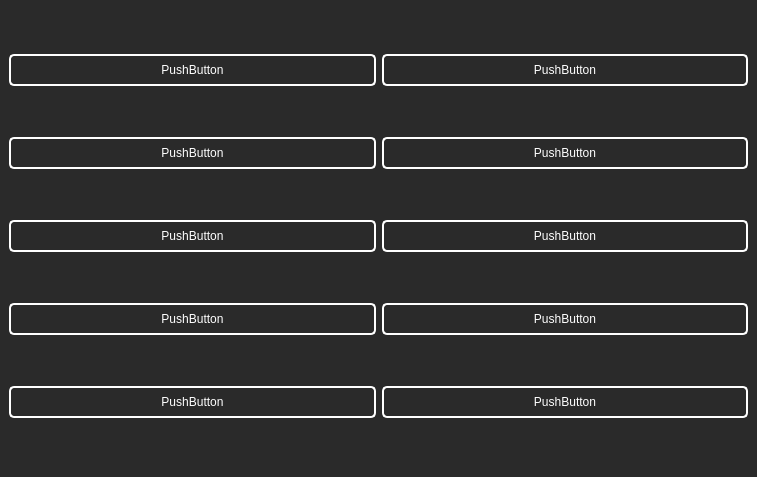
Old version of the form ui/form_overview.ui in the repository usfghost/Port.
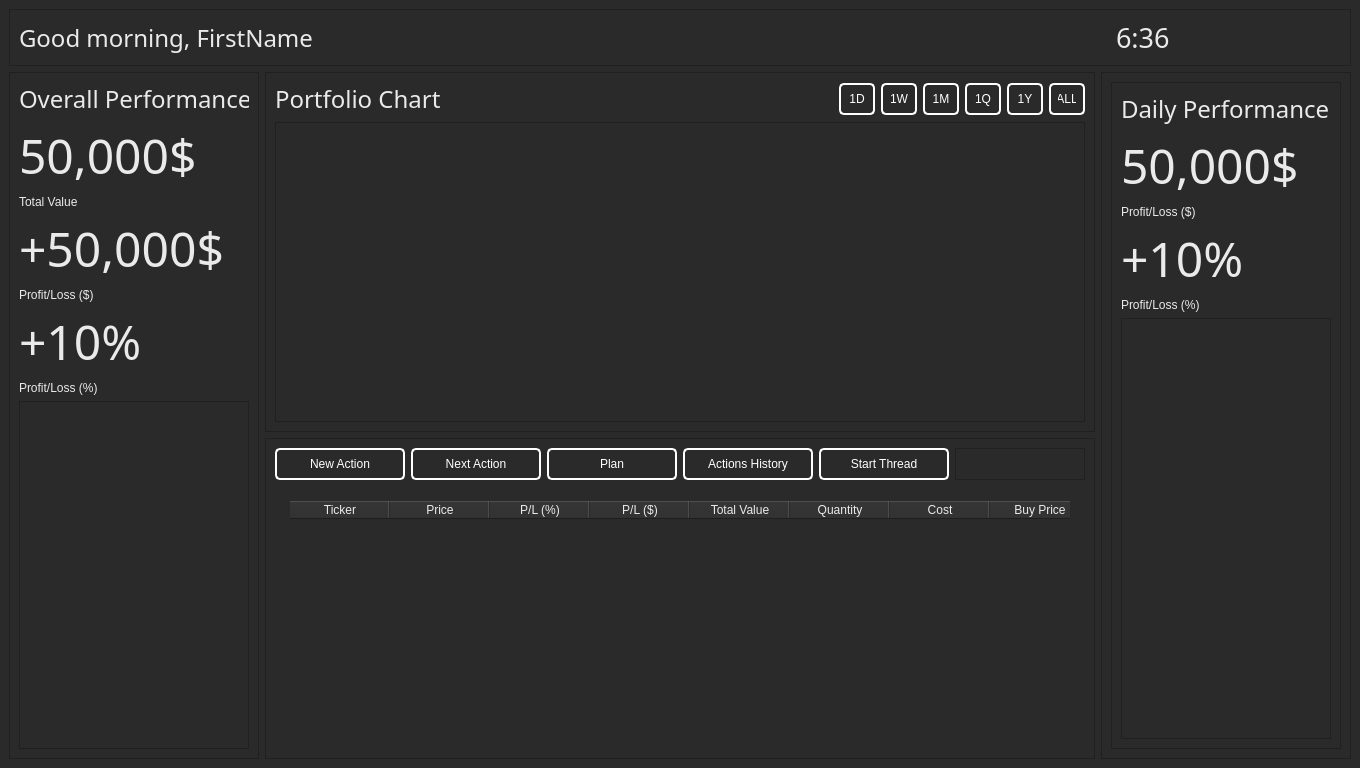
New version of the form.

Patch:
```diff
--- a/ui/form_overview.ui
+++ b/ui/form_overview.ui
@@ -6,15 +6,25 @@
    <rect>
     <x>0</x>
     <y>0</y>
-    <width>757</width>
-    <height>477</height>
+    <width>1360</width>
+    <height>768</height>
    </rect>
   </property>
+  <property name="minimumSize">
+   <size>
+    <width>1360</width>
+    <height>768</height>
+   </size>
+  </property>
   <property name="windowTitle">
    <string>Overview - Port</string>
   </property>
   <property name="styleSheet">
-   <string notr="true">QWidget {
+   <string notr="true">QTableWidget {
+	border: none;
+	padding: 15px;
+}
+QWidget {
 	background-color: rgb(42, 42, 42);
 	color: #EAEAEA;
 }
@@ -30,87 +40,760 @@
 }
 QPushButton:pressed{
 	background-color: silver;
-}</string>
+}
+
+</string>
   </property>
   <widget class="QWidget" name="centralwidget">
-   <layout class="QHBoxLayout" name="horizontalLayout">
-    <item>
-     <layout class="QVBoxLayout" name="verticalLayout">
-      <item>
-       <widget class="QPushButton" name="pushButton_2">
-        <property name="text">
-         <string>PushButton</string>
-        </property>
-       </widget>
-      </item>
-      <item>
-       <widget class="QPushButton" name="pushButton_5">
-        <property name="text">
-         <string>PushButton</string>
-        </property>
-       </widget>
-      </item>
-      <item>
-       <widget class="QPushButton" name="pushButton_3">
-        <property name="text">
-         <string>PushButton</string>
-        </property>
-       </widget>
-      </item>
-      <item>
-       <widget class="QPushButton" name="pushButton_4">
-        <property name="text">
-         <string>PushButton</string>
-        </property>
-       </widget>
-      </item>
-      <item>
-       <widget class="QPushButton" name="pushButton">
-        <property name="text">
-         <string>PushButton</string>
-        </property>
-       </widget>
-      </item>
-     </layout>
+   <layout class="QGridLayout" name="gridLayout">
+    <item row="1" column="0" rowspan="2">
+     <widget class="QFrame" name="frame">
+      <property name="sizePolicy">
+       <sizepolicy hsizetype="Fixed" vsizetype="Preferred">
+        <horstretch>0</horstretch>
+        <verstretch>0</verstretch>
+       </sizepolicy>
+      </property>
+      <property name="minimumSize">
+       <size>
+        <width>250</width>
+        <height>0</height>
+       </size>
+      </property>
+      <property name="styleSheet">
+       <string notr="true"/>
+      </property>
+      <property name="frameShape">
+       <enum>QFrame::StyledPanel</enum>
+      </property>
+      <property name="frameShadow">
+       <enum>QFrame::Raised</enum>
+      </property>
+      <layout class="QGridLayout" name="gridLayout_6">
+       <item row="5" column="0">
+        <widget class="QLabel" name="labelProfitLossPercent">
+         <property name="sizePolicy">
+          <sizepolicy hsizetype="Preferred" vsizetype="Maximum">
+           <horstretch>0</horstretch>
+           <verstretch>0</verstretch>
+          </sizepolicy>
+         </property>
+         <property name="font">
+          <font>
+           <family>Avenir Next</family>
+           <pointsize>36</pointsize>
+           <weight>50</weight>
+           <bold>false</bold>
+          </font>
+         </property>
+         <property name="text">
+          <string>+10%</string>
+         </property>
+        </widget>
+       </item>
+       <item row="6" column="0">
+        <widget class="QLabel" name="label_8">
+         <property name="sizePolicy">
+          <sizepolicy hsizetype="Preferred" vsizetype="Maximum">
+           <horstretch>0</horstretch>
+           <verstretch>0</verstretch>
+          </sizepolicy>
+         </property>
+         <property name="text">
+          <string>Profit/Loss (%)</string>
+         </property>
+        </widget>
+       </item>
+       <item row="2" column="0">
+        <widget class="QLabel" name="label_4">
+         <property name="sizePolicy">
+          <sizepolicy hsizetype="Preferred" vsizetype="Maximum">
+           <horstretch>0</horstretch>
+           <verstretch>0</verstretch>
+          </sizepolicy>
+         </property>
+         <property name="text">
+          <string>Total Value</string>
+         </property>
+        </widget>
+       </item>
+       <item row="1" column="0">
+        <widget class="QLabel" name="labelValueTotal">
+         <property name="sizePolicy">
+          <sizepolicy hsizetype="Preferred" vsizetype="Maximum">
+           <horstretch>0</horstretch>
+           <verstretch>0</verstretch>
+          </sizepolicy>
+         </property>
+         <property name="font">
+          <font>
+           <family>Avenir Next</family>
+           <pointsize>36</pointsize>
+           <weight>50</weight>
+           <bold>false</bold>
+          </font>
+         </property>
+         <property name="text">
+          <string>50,000$</string>
+         </property>
+        </widget>
+       </item>
+       <item row="0" column="0">
+        <widget class="QLabel" name="label_2">
+         <property name="sizePolicy">
+          <sizepolicy hsizetype="Preferred" vsizetype="Maximum">
+           <horstretch>0</horstretch>
+           <verstretch>0</verstretch>
+          </sizepolicy>
+         </property>
+         <property name="font">
+          <font>
+           <family>Avenir Next</family>
+           <pointsize>18</pointsize>
+          </font>
+         </property>
+         <property name="text">
+          <string>Overall Performance</string>
+         </property>
+        </widget>
+       </item>
+       <item row="3" column="0">
+        <widget class="QLabel" name="labelProfitLoss">
+         <property name="sizePolicy">
+          <sizepolicy hsizetype="Preferred" vsizetype="Maximum">
+           <horstretch>0</horstretch>
+           <verstretch>0</verstretch>
+          </sizepolicy>
+         </property>
+         <property name="font">
+          <font>
+           <family>Avenir Next</family>
+           <pointsize>36</pointsize>
+           <weight>50</weight>
+           <bold>false</bold>
+          </font>
+         </property>
+         <property name="text">
+          <string>+50,000$</string>
+         </property>
+        </widget>
+       </item>
+       <item row="4" column="0">
+        <widget class="QLabel" name="label_5">
+         <property name="sizePolicy">
+          <sizepolicy hsizetype="Preferred" vsizetype="Maximum">
+           <horstretch>0</horstretch>
+           <verstretch>0</verstretch>
+          </sizepolicy>
+         </property>
+         <property name="text">
+          <string>Profit/Loss ($)</string>
+         </property>
+        </widget>
+       </item>
+       <item row="7" column="0">
+        <widget class="QFrame" name="frame_10">
+         <property name="frameShape">
+          <enum>QFrame::StyledPanel</enum>
+         </property>
+         <property name="frameShadow">
+          <enum>QFrame::Raised</enum>
+         </property>
+        </widget>
+       </item>
+      </layout>
+     </widget>
     </item>
-    <item>
-     <layout class="QVBoxLayout" name="verticalLayout_2">
-      <item>
-       <widget class="QPushButton" name="pushButton_10">
-        <property name="text">
-         <string>PushButton</string>
-        </property>
-       </widget>
-      </item>
-      <item>
-       <widget class="QPushButton" name="pushButton_7">
-        <property name="text">
-         <string>PushButton</string>
-        </property>
-       </widget>
-      </item>
-      <item>
-       <widget class="QPushButton" name="pushButton_9">
-        <property name="text">
-         <string>PushButton</string>
-        </property>
-       </widget>
-      </item>
-      <item>
-       <widget class="QPushButton" name="pushButton_8">
-        <property name="text">
-         <string>PushButton</string>
-        </property>
-       </widget>
-      </item>
-      <item>
-       <widget class="QPushButton" name="pushButton_6">
-        <property name="text">
-         <string>PushButton</string>
-        </property>
-       </widget>
-      </item>
-     </layout>
+    <item row="2" column="1">
+     <widget class="QFrame" name="frame_5">
+      <property name="frameShape">
+       <enum>QFrame::StyledPanel</enum>
+      </property>
+      <property name="frameShadow">
+       <enum>QFrame::Raised</enum>
+      </property>
+      <layout class="QGridLayout" name="gridLayout_3">
+       <item row="0" column="2">
+        <widget class="QPushButton" name="pushButton_8">
+         <property name="maximumSize">
+          <size>
+           <width>150</width>
+           <height>16777215</height>
+          </size>
+         </property>
+         <property name="text">
+          <string>Plan</string>
+         </property>
+        </widget>
+       </item>
+       <item row="0" column="5">
+        <widget class="QFrame" name="frame_7">
+         <property name="frameShape">
+          <enum>QFrame::StyledPanel</enum>
+         </property>
+         <property name="frameShadow">
+          <enum>QFrame::Raised</enum>
+         </property>
+        </widget>
+       </item>
+       <item row="0" column="3">
+        <widget class="QPushButton" name="pushButton_7">
+         <property name="maximumSize">
+          <size>
+           <width>150</width>
+           <height>16777215</height>
+          </size>
+         </property>
+         <property name="text">
+          <string>Actions History</string>
+         </property>
+        </widget>
+       </item>
+       <item row="1" column="0" colspan="6">
+        <widget class="QTableWidget" name="tablePositions">
+         <property name="minimumSize">
+          <size>
+           <width>0</width>
+           <height>200</height>
+          </size>
+         </property>
+         <property name="styleSheet">
+          <string notr="true"/>
+         </property>
+         <property name="verticalScrollBarPolicy">
+          <enum>Qt::ScrollBarAlwaysOff</enum>
+         </property>
+         <property name="horizontalScrollBarPolicy">
+          <enum>Qt::ScrollBarAlwaysOff</enum>
+         </property>
+         <property name="sizeAdjustPolicy">
+          <enum>QAbstractScrollArea::AdjustToContents</enum>
+         </property>
+         <property name="alternatingRowColors">
+          <bool>false</bool>
+         </property>
+         <property name="selectionMode">
+          <enum>QAbstractItemView::SingleSelection</enum>
+         </property>
+         <property name="selectionBehavior">
+          <enum>QAbstractItemView::SelectRows</enum>
+         </property>
+         <property name="showGrid">
+          <bool>false</bool>
+         </property>
+         <attribute name="horizontalHeaderVisible">
+          <bool>true</bool>
+         </attribute>
+         <attribute name="horizontalHeaderCascadingSectionResizes">
+          <bool>true</bool>
+         </attribute>
+         <attribute name="horizontalHeaderHighlightSections">
+          <bool>false</bool>
+         </attribute>
+         <attribute name="verticalHeaderVisible">
+          <bool>false</bool>
+         </attribute>
+         <attribute name="verticalHeaderHighlightSections">
+          <bool>false</bool>
+         </attribute>
+         <column>
+          <property name="text">
+           <string>Ticker</string>
+          </property>
+         </column>
+         <column>
+          <property name="text">
+           <string>Price</string>
+          </property>
+         </column>
+         <column>
+          <property name="text">
+           <string>P/L (%)</string>
+          </property>
+         </column>
+         <column>
+          <property name="text">
+           <string>P/L ($)</string>
+          </property>
+         </column>
+         <column>
+          <property name="text">
+           <string>Total Value</string>
+          </property>
+         </column>
+         <column>
+          <property name="text">
+           <string>Quantity</string>
+          </property>
+         </column>
+         <column>
+          <property name="text">
+           <string>Cost</string>
+          </property>
+         </column>
+         <column>
+          <property name="text">
+           <string>Buy Price</string>
+          </property>
+         </column>
+        </widget>
+       </item>
+       <item row="0" column="1">
+        <widget class="QPushButton" name="pushButton_9">
+         <property name="maximumSize">
+          <size>
+           <width>150</width>
+           <height>16777215</height>
+          </size>
+         </property>
+         <property name="text">
+          <string>Next Action</string>
+         </property>
+        </widget>
+       </item>
+       <item row="0" column="0">
+        <widget class="QPushButton" name="pushButton_10">
+         <property name="maximumSize">
+          <size>
+           <width>150</width>
+           <height>16777215</height>
+          </size>
+         </property>
+         <property name="text">
+          <string>New Action</string>
+         </property>
+        </widget>
+       </item>
+       <item row="0" column="4">
+        <widget class="QPushButton" name="buttonStartThread">
+         <property name="maximumSize">
+          <size>
+           <width>150</width>
+           <height>16777215</height>
+          </size>
+         </property>
+         <property name="text">
+          <string>Start Thread</string>
+         </property>
+        </widget>
+       </item>
+      </layout>
+     </widget>
+    </item>
+    <item row="1" column="2" rowspan="2">
+     <widget class="QFrame" name="frame_3">
+      <property name="sizePolicy">
+       <sizepolicy hsizetype="Maximum" vsizetype="Preferred">
+        <horstretch>0</horstretch>
+        <verstretch>0</verstretch>
+       </sizepolicy>
+      </property>
+      <property name="minimumSize">
+       <size>
+        <width>250</width>
+        <height>0</height>
+       </size>
+      </property>
+      <property name="styleSheet">
+       <string notr="true"/>
+      </property>
+      <property name="frameShape">
+       <enum>QFrame::StyledPanel</enum>
+      </property>
+      <property name="frameShadow">
+       <enum>QFrame::Raised</enum>
+      </property>
+      <layout class="QGridLayout" name="gridLayout_5">
+       <item row="1" column="0">
+        <widget class="QFrame" name="frame_8">
+         <property name="frameShape">
+          <enum>QFrame::StyledPanel</enum>
+         </property>
+         <property name="frameShadow">
+          <enum>QFrame::Raised</enum>
+         </property>
+         <layout class="QGridLayout" name="gridLayout_7">
+          <item row="3" column="0">
+           <widget class="QLabel" name="labelProfitLossPercent_2">
+            <property name="sizePolicy">
+             <sizepolicy hsizetype="Preferred" vsizetype="Maximum">
+              <horstretch>0</horstretch>
+              <verstretch>0</verstretch>
+             </sizepolicy>
+            </property>
+            <property name="font">
+             <font>
+              <family>Avenir Next</family>
+              <pointsize>36</pointsize>
+              <weight>50</weight>
+              <bold>false</bold>
+             </font>
+            </property>
+            <property name="text">
+             <string>+10%</string>
+            </property>
+           </widget>
+          </item>
+          <item row="2" column="0">
+           <widget class="QLabel" name="label_7">
+            <property name="sizePolicy">
+             <sizepolicy hsizetype="Preferred" vsizetype="Maximum">
+              <horstretch>0</horstretch>
+              <verstretch>0</verstretch>
+             </sizepolicy>
+            </property>
+            <property name="text">
+             <string>Profit/Loss ($)</string>
+            </property>
+           </widget>
+          </item>
+          <item row="4" column="0">
+           <widget class="QLabel" name="label_9">
+            <property name="sizePolicy">
+             <sizepolicy hsizetype="Preferred" vsizetype="Maximum">
+              <horstretch>0</horstretch>
+              <verstretch>0</verstretch>
+             </sizepolicy>
+            </property>
+            <property name="text">
+             <string>Profit/Loss (%)</string>
+            </property>
+           </widget>
+          </item>
+          <item row="0" column="0">
+           <widget class="QLabel" name="label_6">
+            <property name="sizePolicy">
+             <sizepolicy hsizetype="Preferred" vsizetype="Maximum">
+              <horstretch>0</horstretch>
+              <verstretch>0</verstretch>
+             </sizepolicy>
+            </property>
+            <property name="font">
+             <font>
+              <family>Avenir Next</family>
+              <pointsize>18</pointsize>
+             </font>
+            </property>
+            <property name="text">
+             <string>Daily Performance</string>
+            </property>
+           </widget>
+          </item>
+          <item row="1" column="0">
+           <widget class="QLabel" name="labelValueTotal_3">
+            <property name="sizePolicy">
+             <sizepolicy hsizetype="Preferred" vsizetype="Maximum">
+              <horstretch>0</horstretch>
+              <verstretch>0</verstretch>
+             </sizepolicy>
+            </property>
+            <property name="font">
+             <font>
+              <family>Avenir Next</family>
+              <pointsize>36</pointsize>
+              <weight>50</weight>
+              <bold>false</bold>
+             </font>
+            </property>
+            <property name="text">
+             <string>50,000$</string>
+            </property>
+           </widget>
+          </item>
+          <item row="5" column="0">
+           <widget class="QFrame" name="frame_11">
+            <property name="frameShape">
+             <enum>QFrame::StyledPanel</enum>
+            </property>
+            <property name="frameShadow">
+             <enum>QFrame::Raised</enum>
+            </property>
+           </widget>
+          </item>
+         </layout>
+        </widget>
+       </item>
+      </layout>
+     </widget>
+    </item>
+    <item row="1" column="1">
+     <widget class="QFrame" name="frame_2">
+      <property name="sizePolicy">
+       <sizepolicy hsizetype="Preferred" vsizetype="Expanding">
+        <horstretch>0</horstretch>
+        <verstretch>0</verstretch>
+       </sizepolicy>
+      </property>
+      <property name="minimumSize">
+       <size>
+        <width>600</width>
+        <height>360</height>
+       </size>
+      </property>
+      <property name="styleSheet">
+       <string notr="true"/>
+      </property>
+      <property name="frameShape">
+       <enum>QFrame::StyledPanel</enum>
+      </property>
+      <property name="frameShadow">
+       <enum>QFrame::Raised</enum>
+      </property>
+      <layout class="QGridLayout" name="gridLayout_2">
+       <item row="0" column="3">
+        <widget class="QPushButton" name="pushButton_3">
+         <property name="sizePolicy">
+          <sizepolicy hsizetype="Fixed" vsizetype="Fixed">
+           <horstretch>0</horstretch>
+           <verstretch>0</verstretch>
+          </sizepolicy>
+         </property>
+         <property name="minimumSize">
+          <size>
+           <width>0</width>
+           <height>0</height>
+          </size>
+         </property>
+         <property name="maximumSize">
+          <size>
+           <width>36</width>
+           <height>16777215</height>
+          </size>
+         </property>
+         <property name="text">
+          <string>1M</string>
+         </property>
+        </widget>
+       </item>
+       <item row="0" column="4">
+        <widget class="QPushButton" name="pushButton_4">
+         <property name="sizePolicy">
+          <sizepolicy hsizetype="Fixed" vsizetype="Fixed">
+           <horstretch>0</horstretch>
+           <verstretch>0</verstretch>
+          </sizepolicy>
+         </property>
+         <property name="minimumSize">
+          <size>
+           <width>0</width>
+           <height>0</height>
+          </size>
+         </property>
+         <property name="maximumSize">
+          <size>
+           <width>36</width>
+           <height>16777215</height>
+          </size>
+         </property>
+         <property name="text">
+          <string>1Q</string>
+         </property>
+        </widget>
+       </item>
+       <item row="0" column="0">
+        <widget class="QLabel" name="label_3">
+         <property name="sizePolicy">
+          <sizepolicy hsizetype="Preferred" vsizetype="Maximum">
+           <horstretch>0</horstretch>
+           <verstretch>0</verstretch>
+          </sizepolicy>
+         </property>
+         <property name="font">
+          <font>
+           <family>Avenir Next</family>
+           <pointsize>18</pointsize>
+          </font>
+         </property>
+         <property name="text">
+          <string>Portfolio Chart</string>
+         </property>
+        </widget>
+       </item>
+       <item row="0" column="5">
+        <widget class="QPushButton" name="pushButton_5">
+         <property name="sizePolicy">
+          <sizepolicy hsizetype="Fixed" vsizetype="Fixed">
+           <horstretch>0</horstretch>
+           <verstretch>0</verstretch>
+          </sizepolicy>
+         </property>
+         <property name="minimumSize">
+          <size>
+           <width>0</width>
+           <height>0</height>
+          </size>
+         </property>
+         <property name="maximumSize">
+          <size>
+           <width>36</width>
+           <height>16777215</height>
+          </size>
+         </property>
+         <property name="text">
+          <string>1Y</string>
+         </property>
+        </widget>
+       </item>
+       <item row="0" column="6">
+        <widget class="QPushButton" name="pushButton_6">
+         <property name="sizePolicy">
+          <sizepolicy hsizetype="Fixed" vsizetype="Fixed">
+           <horstretch>0</horstretch>
+           <verstretch>0</verstretch>
+          </sizepolicy>
+         </property>
+         <property name="minimumSize">
+          <size>
+           <width>0</width>
+           <height>0</height>
+          </size>
+         </property>
+         <property name="maximumSize">
+          <size>
+           <width>36</width>
+           <height>16777215</height>
+          </size>
+         </property>
+         <property name="text">
+          <string>ALL</string>
+         </property>
+        </widget>
+       </item>
+       <item row="0" column="1">
+        <widget class="QPushButton" name="pushButton">
+         <property name="sizePolicy">
+          <sizepolicy hsizetype="Fixed" vsizetype="Fixed">
+           <horstretch>0</horstretch>
+           <verstretch>0</verstretch>
+          </sizepolicy>
+         </property>
+         <property name="minimumSize">
+          <size>
+           <width>0</width>
+           <height>0</height>
+          </size>
+         </property>
+         <property name="maximumSize">
+          <size>
+           <width>36</width>
+           <height>16777215</height>
+          </size>
+         </property>
+         <property name="text">
+          <string>1D</string>
+         </property>
+        </widget>
+       </item>
+       <item row="0" column="2">
+        <widget class="QPushButton" name="pushButton_2">
+         <property name="sizePolicy">
+          <sizepolicy hsizetype="Fixed" vsizetype="Fixed">
+           <horstretch>0</horstretch>
+           <verstretch>0</verstretch>
+          </sizepolicy>
+         </property>
+         <property name="minimumSize">
+          <size>
+           <width>0</width>
+           <height>0</height>
+          </size>
+         </property>
+         <property name="maximumSize">
+          <size>
+           <width>36</width>
+           <height>16777215</height>
+          </size>
+         </property>
+         <property name="text">
+          <string>1W</string>
+         </property>
+        </widget>
+       </item>
+       <item row="1" column="0" colspan="7">
+        <widget class="QFrame" name="frame_4">
+         <property name="frameShape">
+          <enum>QFrame::StyledPanel</enum>
+         </property>
+         <property name="frameShadow">
+          <enum>QFrame::Raised</enum>
+         </property>
+        </widget>
+       </item>
+      </layout>
+     </widget>
+    </item>
+    <item row="0" column="0" colspan="3">
+     <widget class="QFrame" name="frame_6">
+      <property name="sizePolicy">
+       <sizepolicy hsizetype="Expanding" vsizetype="Maximum">
+        <horstretch>0</horstretch>
+        <verstretch>0</verstretch>
+       </sizepolicy>
+      </property>
+      <property name="minimumSize">
+       <size>
+        <width>0</width>
+        <height>50</height>
+       </size>
+      </property>
+      <property name="frameShape">
+       <enum>QFrame::StyledPanel</enum>
+      </property>
+      <property name="frameShadow">
+       <enum>QFrame::Raised</enum>
+      </property>
+      <layout class="QGridLayout" name="gridLayout_4">
+       <item row="0" column="0">
+        <widget class="QLabel" name="label">
+         <property name="sizePolicy">
+          <sizepolicy hsizetype="Preferred" vsizetype="Preferred">
+           <horstretch>0</horstretch>
+           <verstretch>0</verstretch>
+          </sizepolicy>
+         </property>
+         <property name="font">
+          <font>
+           <family>Avenir Next</family>
+           <pointsize>18</pointsize>
+          </font>
+         </property>
+         <property name="styleSheet">
+          <string notr="true"/>
+         </property>
+         <property name="text">
+          <string>Good morning, FirstName</string>
+         </property>
+        </widget>
+       </item>
+       <item row="0" column="1">
+        <widget class="QLabel" name="labelValueTotal_2">
+         <property name="sizePolicy">
+          <sizepolicy hsizetype="Maximum" vsizetype="Maximum">
+           <horstretch>0</horstretch>
+           <verstretch>0</verstretch>
+          </sizepolicy>
+         </property>
+         <property name="minimumSize">
+          <size>
+           <width>225</width>
+           <height>0</height>
+          </size>
+         </property>
+         <property name="font">
+          <font>
+           <family>Avenir Next</family>
+           <pointsize>20</pointsize>
+           <weight>50</weight>
+           <bold>false</bold>
+          </font>
+         </property>
+         <property name="text">
+          <string>6:36</string>
+         </property>
+        </widget>
+       </item>
+      </layout>
+     </widget>
     </item>
    </layout>
   </widget>
```
Left out of the diff: 30 changed lines with no effect on the pictures.
